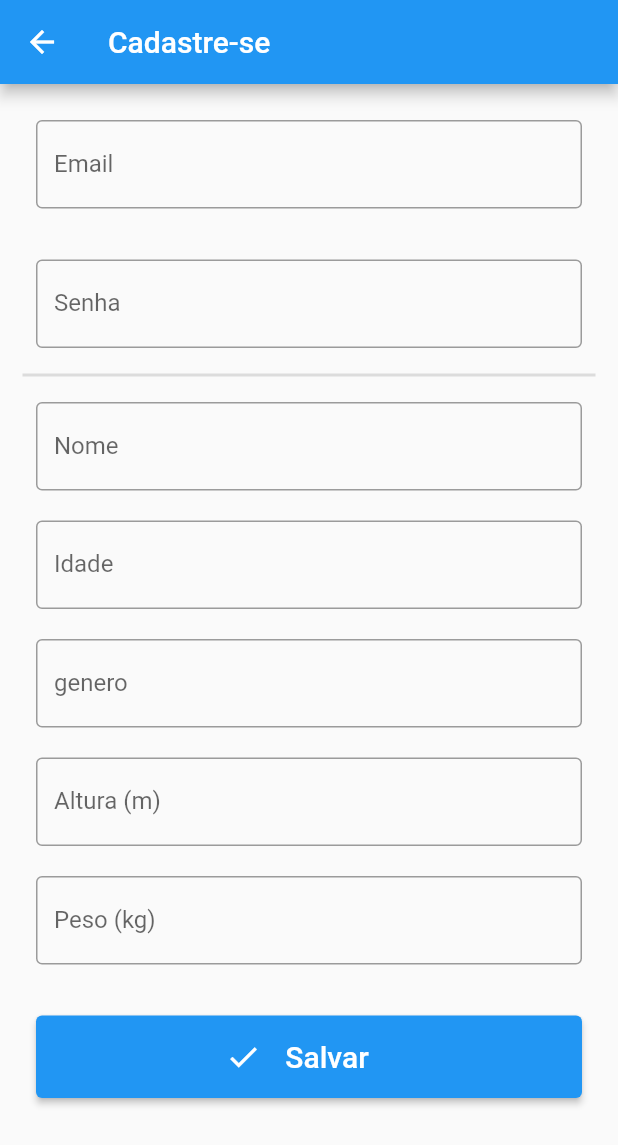
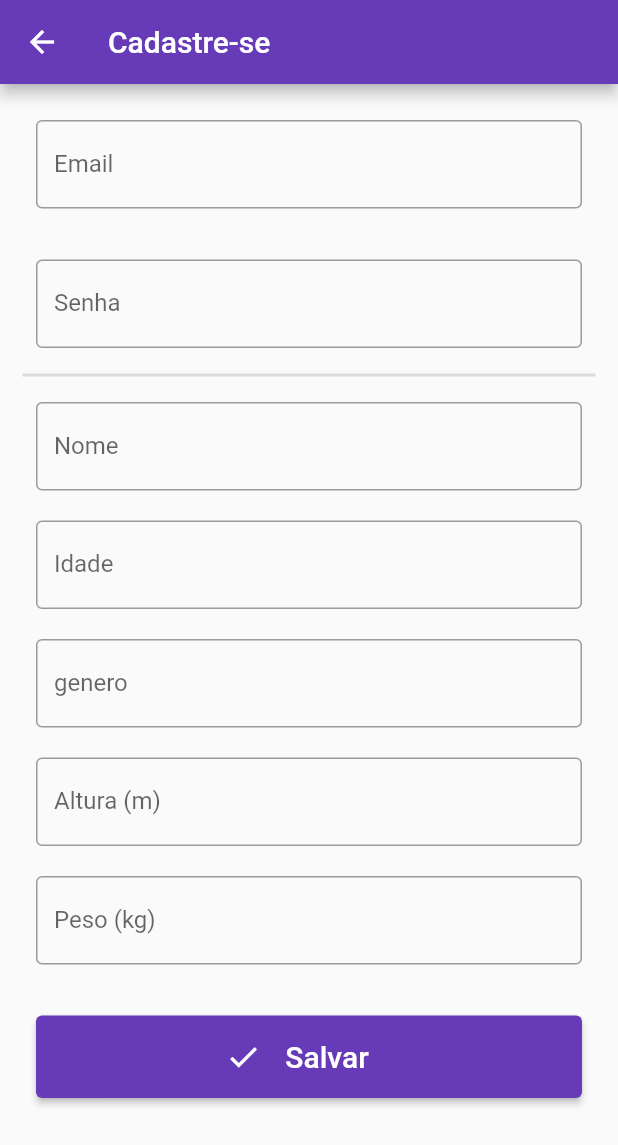
Before and after one commit to jeffersonjpr/TuFit, a Flutter app: the screen it shows after launch, after a tap on "Cadastre-se", on a phone screen of 412 x 824 dp. Shown: the top 1145 px of the screen. Run offline on Flutter 3.47's test engine with Material 2 defaults, Android fonts, the light colour scheme and no system bars; our stand-ins replace cloud_firestore, firebase_auth, firebase_core, firebase_storage, get, image_picker; missing offline and left inert: camera_camera; accounts and stored records are empty; statements that could not run were skipped.

Commit message:
DEIXEI O APP ROXO E MEU PC TRAVOU ENTÃO TO UPANDO SEPARADO PRA NDARMERDA

```diff
--- a/lib/pages/cadastra_alimento_page.dart
+++ b/lib/pages/cadastra_alimento_page.dart
@@ -17,6 +17,7 @@ class CadastraAlimento extends StatelessWidget {
     return Scaffold(
       appBar: AppBar(
         title: Text('Cadastrar Alimento'),
+        backgroundColor: Colors.deepPurple,
       ),
       body: Form(
         key: _formKey,
@@ -146,6 +147,9 @@ class CadastraAlimento extends StatelessWidget {
               alignment: Alignment.bottomCenter,
               margin: EdgeInsets.all(24),
               child: ElevatedButton(
+                style: ButtonStyle(
+                    backgroundColor:
+                        MaterialStateProperty.all<Color>(Colors.deepPurple)),
                 //botão de salvar as passivas
                 onPressed: () {
                   //oque acontece quando o botão salvar é clicado
--- a/lib/pages/cadastro_page.dart
+++ b/lib/pages/cadastro_page.dart
@@ -13,7 +13,7 @@ class CadastroPage extends StatelessWidget {
   final _idade = TextEditingController();
   final _altura = TextEditingController();
   final _peso = TextEditingController();
-  final _gernero = TextEditingController();
+  final _genero = TextEditingController();
   final _formKey = GlobalKey<FormState>();
 
   @override
@@ -21,6 +21,7 @@ class CadastroPage extends StatelessWidget {
     return Scaffold(
         appBar: AppBar(
           title: Text('Cadastre-se'),
+          backgroundColor: Colors.deepPurple,
         ),
         body: Obx(() => controller.isLoading.value
             ? Center(child: CircularProgressIndicator())
@@ -113,7 +114,7 @@ class CadastroPage extends StatelessWidget {
                       padding: EdgeInsets.symmetric(
                           vertical: 10.0, horizontal: 24.0),
                       child: TextFormField(
-                        controller: _gernero,
+                        controller: _genero,
                         decoration: InputDecoration(
                           border: OutlineInputBorder(),
                           labelText: 'genero',
@@ -172,6 +173,9 @@ class CadastroPage extends StatelessWidget {
                       alignment: Alignment.bottomCenter,
                       margin: EdgeInsets.all(24),
                       child: ElevatedButton(
+                        style: ButtonStyle(
+                            backgroundColor: MaterialStateProperty.all<Color>(
+                                Colors.deepPurple)),
                         //botão de salvar as passivas
                         onPressed: () {
                           //oque acontece quando o botão salvar é clicado
--- a/lib/pages/login_page.dart
+++ b/lib/pages/login_page.dart
@@ -13,6 +13,7 @@ class LoginPage extends StatelessWidget {
         elevation: 0,
         toolbarHeight: 80,
         title: Text("Bem Vindo!"),
+        backgroundColor: Colors.deepPurple,
         actions: [
           TextButton(
             child: Text("Cadastre-se"),
@@ -74,6 +75,9 @@ class LoginPage extends StatelessWidget {
                     Padding(
                       padding: const EdgeInsets.all(24.0),
                       child: ElevatedButton(
+                        style: ButtonStyle(
+                            backgroundColor: MaterialStateProperty.all<Color>(
+                                Colors.deepPurple)),
                         onPressed: () {
                           if (controller.formKey.currentState.validate()) {
                             controller.login();
--- a/lib/pages/preview_page.dart
+++ b/lib/pages/preview_page.dart
@@ -43,7 +43,7 @@ class PreviewPage extends StatelessWidget {
                       padding: EdgeInsets.all(32),
                       child: CircleAvatar(
                         radius: 32,
-                        backgroundColor: Colors.black.withOpacity(0.5),
+                        backgroundColor: Colors.deepPurple.withOpacity(0.5),
                         child: IconButton(
                           icon: Icon(
                             Icons.check,
@@ -64,7 +64,7 @@ class PreviewPage extends StatelessWidget {
                       padding: EdgeInsets.all(32),
                       child: CircleAvatar(
                         radius: 32,
-                        backgroundColor: Colors.black.withOpacity(0.5),
+                        backgroundColor: Colors.deepPurple.withOpacity(0.5),
                         child: IconButton(
                           icon: Icon(
                             Icons.close,
```
Also changed, not shown: lib/pages/home_page.dart (+5 -2 lines), lib/pages/perfil_page.dart (+7 -0 lines).
